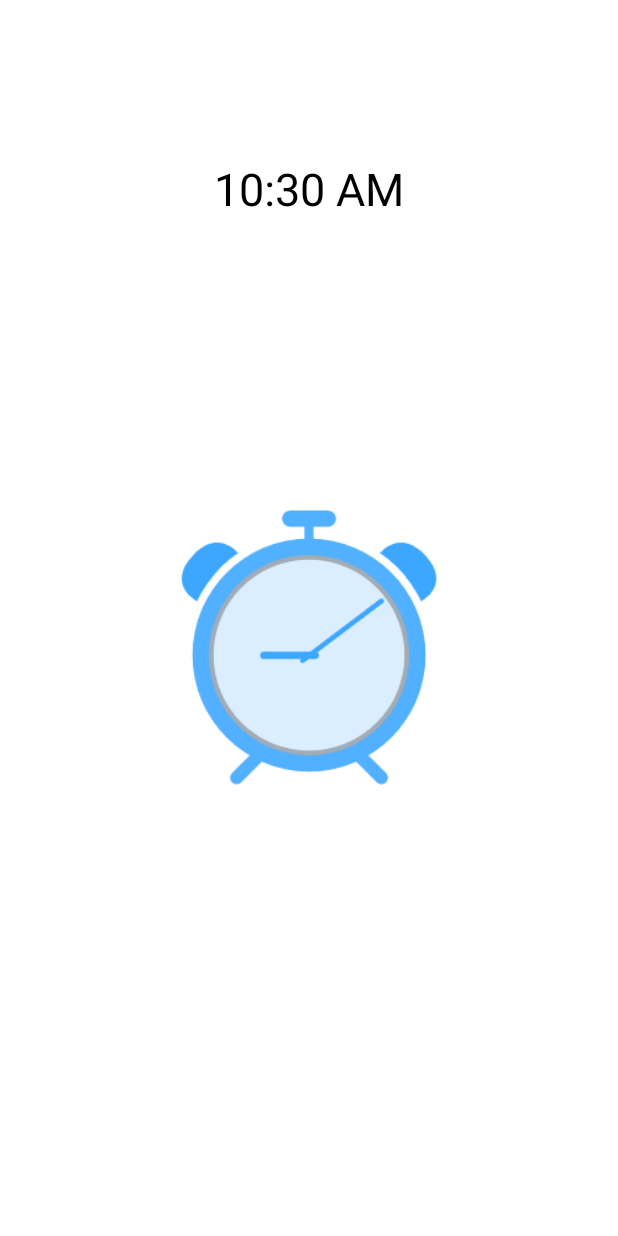
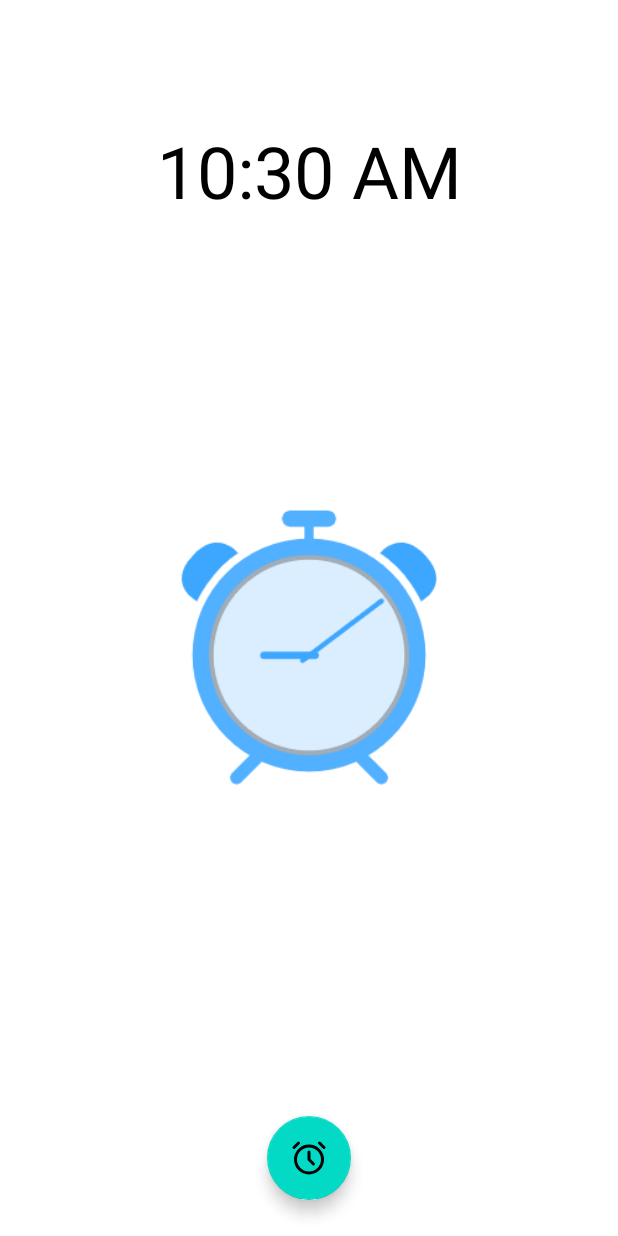
Before and after one commit to etokoc/ClockTracker, an Android app: the LockScreenActivity screen opened directly, with no data from a screen before it, on a phone screen of 412 x 824 dp. Run offline under Robolectric (Android 15) with nearby library versions, the phone set to English and light mode, and no system bars; 1 statement that could not run was skipped.

Commit message:
ekrandaki nesneler gÖzküyor alarm gifi ve saat ama 12lik ve aktivitydeki gifi kaldırdım (artık 24 saat)

```diff
--- a/app/src/main/res/layout/activity_lock_screen.xml
+++ b/app/src/main/res/layout/activity_lock_screen.xml
@@ -10,9 +10,9 @@
         android:layout_width="wrap_content"
         android:layout_height="wrap_content"
         android:layout_marginBottom="16dp"
-        android:format24Hour="hh:mm a"
+        android:format24Hour="HH:mm"
         android:textColor="@color/black"
-        android:textSize="30sp"
+        android:textSize="48sp"
         app:layout_constraintBottom_toTopOf="@+id/gifImageView"
         app:layout_constraintEnd_toEndOf="parent"
         app:layout_constraintHorizontal_bias="0.5"
@@ -29,5 +29,16 @@
         app:layout_constraintStart_toStartOf="parent"
         app:layout_constraintTop_toTopOf="parent" />
 
+    <com.google.android.material.floatingactionbutton.FloatingActionButton
+        android:id="@+id/floatingActionButton"
+        android:layout_width="wrap_content"
+        android:layout_height="wrap_content"
+        android:layout_marginBottom="24dp"
+        android:clickable="true"
+        app:layout_constraintBottom_toBottomOf="parent"
+        app:layout_constraintEnd_toEndOf="parent"
+        app:layout_constraintStart_toStartOf="parent"
+        app:srcCompat="@drawable/ic_alarm" />
+
 
 </androidx.constraintlayout.widget.ConstraintLayout>
```
